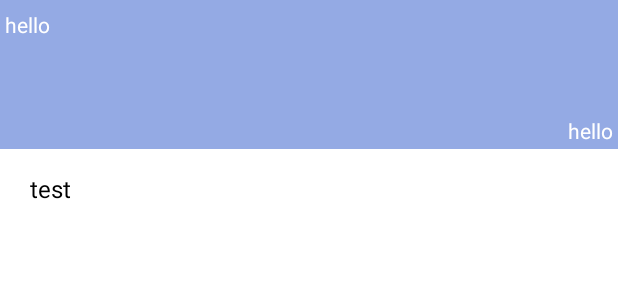
After one commit to kelley111/memo, an Android app: the layout layout_popoutwindow.xml on its own in the app's theme, with its tools: preview values and no code run, on a phone screen of 412 x 824 dp. The commit adds this screen. Shown: the top 300 px of the screen. Run offline under Robolectric (Android 15) with nearby library versions, the phone set to English and light mode, and no system bars.

Commit message:
加入收藏页面，删除样式修改

```diff
--- a/app/src/main/AndroidManifest.xml
+++ b/app/src/main/AndroidManifest.xml
@@ -1,6 +1,7 @@
 <?xml version="1.0" encoding="utf-8"?>
 <manifest xmlns:android="http://schemas.android.com/apk/res/android"
     xmlns:tools="http://schemas.android.com/tools">
+
     <uses-permission android:name="android.permission.INTERNET" />
 
     <application
@@ -25,6 +26,10 @@
         <activity android:name=".DiaryCreateActivity">
             <!-- 可能还有其他intent-filter等配置 -->
         </activity>
+        <activity android:name=".DiaryActivity"></activity>
+        <activity android:name=".SentenceCollectionActivity"></activity>
+        <activity android:name=".DiaryWriteActivity"></activity>
+
     </application>
 
 </manifest>
--- /dev/null
+++ b/app/src/main/res/layout/layout_popoutwindow.xml
@@ -0,0 +1,117 @@
+<?xml version="1.0" encoding="utf-8"?>
+<android.widget.LinearLayout xmlns:android="http://schemas.android.com/apk/res/android"
+    xmlns:app="http://schemas.android.com/apk/res-auto"
+    xmlns:tools="http://schemas.android.com/tools"
+    android:layout_width="match_parent"
+    android:layout_height="match_parent"
+    android:baselineAligned="false"
+    android:orientation="vertical">
+
+    <LinearLayout
+        android:layout_width="match_parent"
+        android:layout_height="wrap_content"
+        android:background="@color/material_dynamic_primary70"
+        android:orientation="vertical">
+
+        <LinearLayout
+            android:layout_width="match_parent"
+            android:layout_height="33dp"
+            android:layout_gravity="center_horizontal">
+
+            <TextView
+                android:id="@+id/sentence_read"
+                android:layout_width="match_parent"
+                android:layout_height="match_parent"
+                android:gravity="center_vertical"
+                android:paddingLeft="3dp"
+                android:text="hello"
+                android:textColor="@color/white">
+
+            </TextView>
+
+        </LinearLayout>
+
+        <LinearLayout
+            android:layout_width="match_parent"
+            android:layout_height="wrap_content"
+            android:layout_gravity="center_horizontal">
+
+            <TextView
+                android:layout_width="match_parent"
+                android:layout_height="42dp"
+                android:gravity="center"
+                android:textColor="@color/white"
+                android:textSize="70dp">
+
+            </TextView>
+
+        </LinearLayout>
+
+        <LinearLayout
+            android:layout_width="match_parent"
+            android:layout_height="24dp"
+            android:layout_gravity="center_horizontal">
+
+            <TextView
+                android:id="@+id/source_read"
+                android:layout_width="match_parent"
+                android:layout_height="match_parent"
+                android:gravity="center_vertical|right"
+                android:paddingRight="3dp"
+                android:text="hello"
+                android:textColor="@color/white">
+
+            </TextView>
+
+        </LinearLayout>
+    </LinearLayout>
+
+    <LinearLayout
+        android:layout_width="match_parent"
+        android:layout_height="84dp"
+        android:orientation="vertical"
+        app:layout_constraintBottom_toBottomOf="parent"
+        app:layout_constraintEnd_toEndOf="parent"
+        app:layout_constraintStart_toStartOf="parent"
+        app:layout_constraintTop_toTopOf="parent"
+        app:layout_constraintVertical_bias="0.126">
+
+        <!--padding设置文字边距-->
+
+        <TextView
+            android:background="@color/white"
+            android:id="@+id/review_read"
+            android:layout_width="match_parent"
+            android:layout_height="84dp"
+            android:gravity="fill_horizontal"
+            android:paddingLeft="20dp"
+            android:paddingTop="15dp"
+            android:paddingRight="20dp"
+            android:text="test"
+            android:textColor="@color/black"
+            android:textSize="16sp" />
+        <!--        scrollbars使得文字可滑动-->
+    </LinearLayout>
+
+    <LinearLayout
+        android:layout_width="match_parent"
+        android:layout_height="43dp"
+        android:background="@color/white"
+        android:orientation="horizontal">
+
+        <ImageButton
+            android:id="@+id/sentence_delete"
+            android:layout_width="27dp"
+            android:layout_height="14dp"
+            android:layout_gravity="center"
+            android:layout_marginLeft="180dp"
+            android:background="@drawable/h2"
+            android:backgroundTint="@color/white"
+            android:contentDescription="click"
+            android:onClick="delete"
+            tools:ignore="TouchTargetSizeCheck" />
+
+    </LinearLayout>
+
+
+</android.widget.LinearLayout>
--- a/app/src/main/res/layout/sentence_celection_read_list.xml
+++ b/app/src/main/res/layout/sentence_celection_read_list.xml
@@ -6,6 +6,7 @@
     android:padding="16dp">
 
     <!-- TextView for the sentence -->
+
     <TextView
         android:id="@+id/sentence"
         android:layout_width="match_parent"
@@ -40,4 +41,5 @@
         android:layout_height="wrap_content"
         android:textSize="12sp"
         android:textColor="#AAAAAA"/>
+
 </LinearLayout>
```
Also changed, not shown: app/src/main/java/com/example/memo/DiaryFragment.java (+18 -14 lines), app/src/main/java/com/example/memo/MainActivity.java (+27 -36 lines), app/src/main/java/com/example/memo/SecondFragment.java (+40 -91 lines), app/src/main/java/com/example/memo/SentenceCollectionActivity.java (+99 -19 lines), app/src/main/java/com/example/memo/SettingActivity.java (deleted, +0 -50 lines), app/src/main/res/layout/activity_settings.xml (deleted, +0 -101 lines), app/src/main/res/layout/diaryfragment.xml (+9 -7 lines), app/src/main/res/layout/fragment_second.xml (+10 -10 lines).
